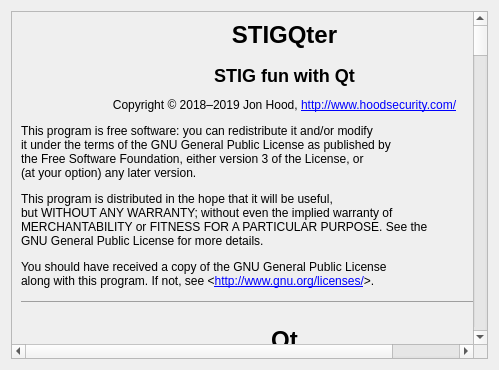
Above: src/help.ui from squinky86/STIGQter before the change. Below: the same form after it.
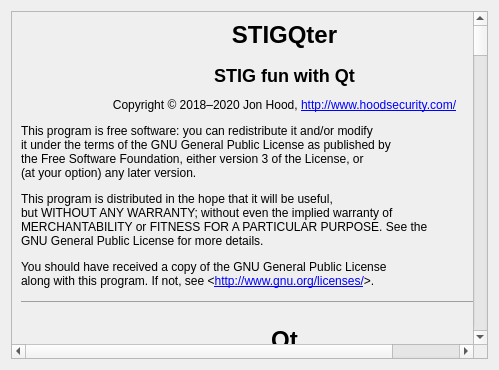
That is the form after the change.

Commit message: update copyright date

Patch:
```diff
--- a/src/help.ui
+++ b/src/help.ui
@@ -32,7 +32,7 @@
        <item>
         <widget class="QLabel" name="label">
          <property name="text">
-          <string>&lt;html&gt;&lt;head/&gt;&lt;body&gt;&lt;p align=&quot;center&quot;&gt;&lt;h1&gt;STIGQter&lt;/h1&gt; &lt;h2&gt;STIG fun with Qt&lt;/h2&gt;&lt;/p&gt;&lt;p align=&quot;center&quot;&gt;Copyright © 2018–2019 Jon Hood, &lt;a href=&quot;http://www.hoodsecurity.com/&quot;&gt;http://www.hoodsecurity.com/&lt;/a&gt;&lt;/p&gt;
+          <string>&lt;html&gt;&lt;head/&gt;&lt;body&gt;&lt;p align=&quot;center&quot;&gt;&lt;h1&gt;STIGQter&lt;/h1&gt; &lt;h2&gt;STIG fun with Qt&lt;/h2&gt;&lt;/p&gt;&lt;p align=&quot;center&quot;&gt;Copyright © 2018–2020 Jon Hood, &lt;a href=&quot;http://www.hoodsecurity.com/&quot;&gt;http://www.hoodsecurity.com/&lt;/a&gt;&lt;/p&gt;
 &lt;p&gt;This program is free software: you can redistribute it and/or modify&lt;br /&gt;
 it under the terms of the GNU General Public License as published by&lt;br /&gt;
 the Free Software Foundation, either version 3 of the License, or&lt;br /&gt;
```
